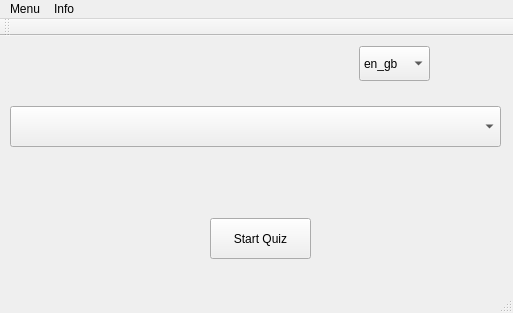
Before: the Qt Designer form startwindow.ui in Karozabr/QuizTest, drawn with Qt 5.
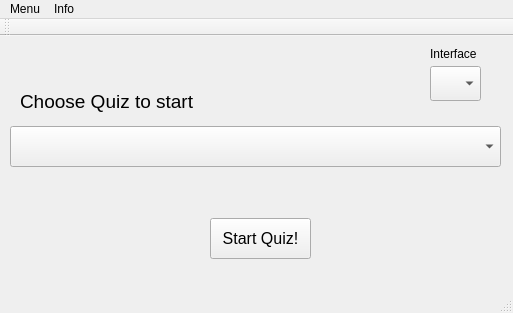
After: the same form once the commit is applied. Icons and pictures are not drawn.

The edit to the form file:
```diff
--- a/startwindow.ui
+++ b/startwindow.ui
@@ -26,32 +26,52 @@
       <height>41</height>
      </rect>
     </property>
+    <property name="font">
+     <font>
+      <pointsize>12</pointsize>
+     </font>
+    </property>
     <property name="text">
-     <string>Start Quiz</string>
+     <string>Start Quiz!</string>
     </property>
    </widget>
    <widget class="QComboBox" name="comboTestSelect">
     <property name="geometry">
      <rect>
       <x>10</x>
-      <y>70</y>
+      <y>90</y>
       <width>491</width>
       <height>41</height>
      </rect>
     </property>
+    <property name="contextMenuPolicy">
+     <enum>Qt::NoContextMenu</enum>
+    </property>
+    <property name="currentText">
+     <string notr="true"/>
+    </property>
    </widget>
    <widget class="QComboBox" name="comboLang">
     <property name="geometry">
      <rect>
-      <x>359</x>
-      <y>10</y>
-      <width>71</width>
+      <x>430</x>
+      <y>30</y>
+      <width>51</width>
       <height>35</height>
      </rect>
     </property>
+    <property name="currentText">
+     <string notr="true"/>
+    </property>
+    <property name="iconSize">
+     <size>
+      <width>20</width>
+      <height>20</height>
+     </size>
+    </property>
     <item>
      <property name="text">
-      <string>en_gb</string>
+      <string notr="true"/>
      </property>
     </item>
     <item>
@@ -59,6 +79,46 @@
       <string>ru_ru</string>
      </property>
     </item>
+    <item>
+     <property name="text">
+      <string notr="true"/>
+     </property>
+     <property name="icon">
+      <iconset resource="resources.qrc">
+       <normaloff>:/icons/languages/zh_cn.png</normaloff>:/icons/languages/zh_cn.png</iconset>
+     </property>
+    </item>
+   </widget>
+   <widget class="QLabel" name="labelInterface">
+    <property name="geometry">
+     <rect>
+      <x>430</x>
+      <y>10</y>
+      <width>51</width>
+      <height>16</height>
+     </rect>
+    </property>
+    <property name="text">
+     <string>Interface</string>
+    </property>
+   </widget>
+   <widget class="QLabel" name="labelComboQuiz">
+    <property name="geometry">
+     <rect>
+      <x>20</x>
+      <y>50</y>
+      <width>261</width>
+      <height>31</height>
+     </rect>
+    </property>
+    <property name="font">
+     <font>
+      <pointsize>14</pointsize>
+     </font>
+    </property>
+    <property name="text">
+     <string>Choose Quiz to start</string>
+    </property>
    </widget>
   </widget>
   <widget class="QMenuBar" name="menuBar">
```
Left out of the diff: 15 changed lines with no effect on the pictures.
